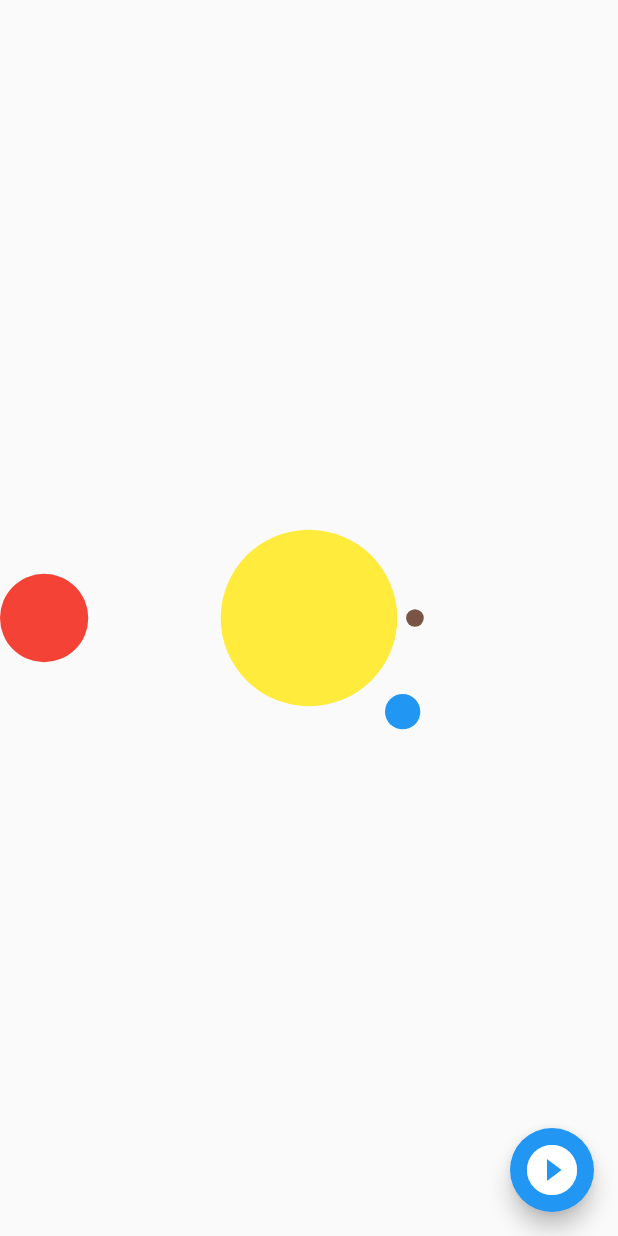
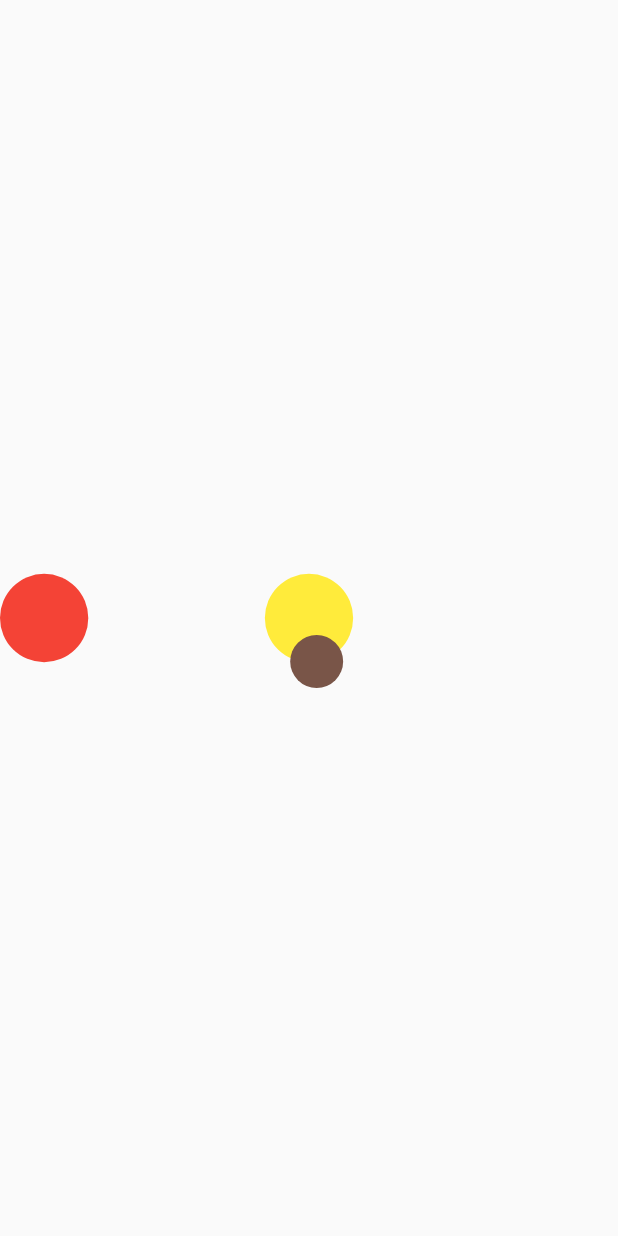
Before and after one commit to RuslanOrolbaev/solar_system, a Flutter app: the screen it shows after launch, on a phone screen of 412 x 824 dp. Run offline on Flutter 3.47's test engine with Material 2 defaults, Android fonts, the phone set to English and light mode, and no system bars.

```diff
--- a/lib/configuration.dart
+++ /dev/null
@@ -1,3 +0,0 @@
-const int fps = 24;
-const int microsecondsInSecond = 1000000;
-const int frameRenewalTimeInMicroseconds = microsecondsInSecond ~/ fps;
--- a/lib/model/calculation_helpers/farest_planet_distance.dart
+++ b/lib/model/calculation_helpers/farest_planet_distance.dart
@@ -1,7 +1,6 @@
 import 'package:solar_system/model/planet.dart';
 
 double longestPlanetDistance(List<Planet> planets) {
-  assert(planets.isNotEmpty);
   planets.sort((a, b) => (a.distanceFromCenter + a.radius)
       .compareTo(b.distanceFromCenter + b.radius));
   return planets.last.distanceFromCenter + planets.last.radius;
--- a/lib/view/home_screen.dart
+++ b/lib/view/home_screen.dart
@@ -1,9 +1,9 @@
 import 'package:flutter/material.dart';
-import 'package:logging/logging.dart';
+import 'package:solar_system/model/calculation_helpers/calculate_scale_modifier.dart';
+import 'package:solar_system/model/calculation_helpers/farest_planet_distance.dart';
+import 'package:solar_system/model/space_object.dart';
 import 'package:solar_system/model/planet.dart';
-import 'package:solar_system/view_model/solar_builder.dart';
-
-Logger _logger = Logger('Home screen');
+import 'package:solar_system/view_model/space_object_widget.dart';
 
 class HomeScreen extends StatefulWidget {
   const HomeScreen({Key? key}) : super(key: key);
@@ -13,15 +13,16 @@ class HomeScreen extends StatefulWidget {
 }
 
 class _HomeScreenState extends State<HomeScreen> {
-  late Size _screenSize;
-  bool _isAnimationRunning = false;
+  late Size _size;
+
+  SpaceObject sun = SpaceObject(color: Colors.yellow, radius: 50);
 
   Planet mercury = Planet(
-      radius: 10,
+      radius: 30,
       color: Colors.brown,
-      speed: 6,
-      distanceFromCenter: 120,
-      angleInDegrees: 0);
+      speed: 5,
+      distanceFromCenter: 50,
+      angleInDegrees: 80.0);
 
   Planet jupiter = Planet(
       radius: 50,
@@ -30,53 +31,39 @@ class _HomeScreenState extends State<HomeScreen> {
       distanceFromCenter: 300,
       angleInDegrees: 180);
 
-  Planet earth = Planet(
-      radius: 20,
-      color: Colors.blue,
-      speed: 40,
-      distanceFromCenter: 150,
-      angleInDegrees: 45);
-
-  Planet uran = Planet(
-      radius: 25,
-      color: Colors.indigo,
-      speed: 20,
-      distanceFromCenter: 500,
-      angleInDegrees: 160);
-
   List<Planet> planets = [];
 
   @override
   void initState() {
     planets.add(mercury);
-    planets.add(earth);
     planets.add(jupiter);
-    // planets.add(uran);
     super.initState();
   }
 
   @override
   Widget build(BuildContext context) {
-    _logger.info('running build');
-    _screenSize = MediaQuery.of(context).size;
+    _size = MediaQuery.of(context).size;
 
-    return Scaffold(
-      body: SolarBuilder(
-          planets: planets,
-          screenSize: _screenSize,
-          animationRunning: _isAnimationRunning),
-      floatingActionButton: FloatingActionButton(
-          child: Icon(
-              _isAnimationRunning
-                  ? Icons.stop_circle_outlined
-                  : Icons.play_circle_fill,
-              size: 40,
-              color: Colors.white),
-          onPressed: () {
-            setState(() {
-              _isAnimationRunning = !_isAnimationRunning;
-            });
-          }),
-    );
+    return Scaffold(body: Stack(children: solarBuilder(sun, planets, _size)));
   }
 }
+
+List<Widget> solarBuilder(
+    SpaceObject sun, List<Planet> planets, Size screenSize) {
+  Offset screenCenter = Offset(screenSize.width / 2, screenSize.height / 2);
+  double longestDistance = longestPlanetDistance(planets);
+  double scaleModifier = calculateScaleModifier(screenSize, longestDistance);
+  List<Widget> spaceObjectWidgets = [
+    SpaceObjectWidget(
+        spaceObject: sun,
+        scaleModifier: scaleModifier,
+        screenCenter: screenCenter)
+  ];
+  for (Planet planet in planets) {
+    spaceObjectWidgets.add(SpaceObjectWidget(
+        spaceObject: planet,
+        scaleModifier: scaleModifier,
+        screenCenter: screenCenter));
+  }
+  return spaceObjectWidgets;
+}
--- a/pubspec.yaml
+++ b/pubspec.yaml
@@ -34,7 +34,6 @@ dependencies:
   # The following adds the Cupertino Icons font to your application.
   # Use with the CupertinoIcons class for iOS style icons.
   cupertino_icons: ^1.0.2
-  logging: ^1.0.2
 
 dev_dependencies:
   flutter_test:
```
Also changed, not shown: lib/main.dart (+0 -13 lines), lib/view_model/paintSpaceObject.dart (renamed from lib/view_model/paint_space_object.dart, +5 -7 lines), lib/view_model/solar_builder.dart (deleted, +0 -90 lines), lib/view_model/space_object_widget.dart (added, +23 -0 lines), pubspec.lock.
